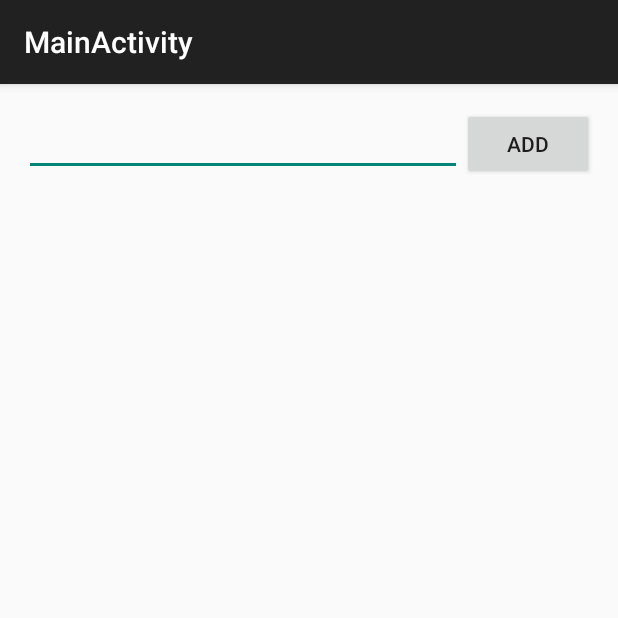
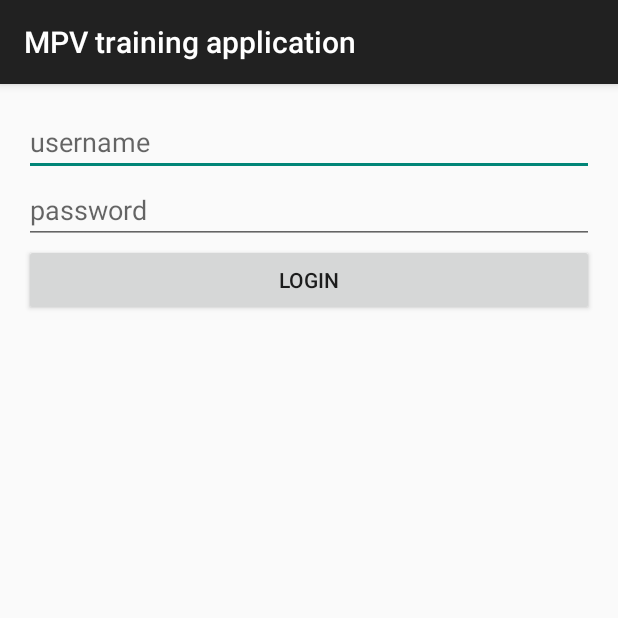
Before and after one commit to JackTrbosjek/MPV_training_application, an Android app: the screen it shows after launch (MainActivity before the commit, LoginActivity after it), on a phone screen of 412 x 824 dp, the top half of it. Run offline under Robolectric (Android 15) with nearby library versions, the phone set to English and light mode, and no system bars; our stand-ins replace ButterKnife.

Commit message:
Login using MVP finished

```diff
--- /dev/null
+++ b/app/src/main/java/jakov/mpvtrainingapplication/login/LoginActivity.java
@@ -0,0 +1,76 @@
+package jakov.mpvtrainingapplication.login;
+
+import android.app.ProgressDialog;
+import android.content.Intent;
+import android.support.v7.app.AppCompatActivity;
+import android.os.Bundle;
+import android.util.Log;
+import android.view.Menu;
+import android.view.MenuItem;
+import android.view.View;
+import android.widget.EditText;
+import android.widget.Toast;
+
+import butterknife.Bind;
+import butterknife.ButterKnife;
+import butterknife.OnClick;
+import jakov.mpvtrainingapplication.R;
+import jakov.mpvtrainingapplication.main.MainActivity;
+
+public class LoginActivity extends AppCompatActivity implements LoginView {
+
+    @Bind(R.id.loginUsername)
+    EditText etUsername;
+    @Bind(R.id.loginPassword)
+    EditText etPassword;
+
+    private ProgressDialog progressDialog;
+
+    private LoginPresenter loginPresenter;
+
+    @Override
+    protected void onCreate(Bundle savedInstanceState) {
+        super.onCreate(savedInstanceState);
+        setContentView(R.layout.activity_login);
+        ButterKnife.bind(this);
+        loginPresenter= new LoginPresenterImpl(this);
+    }
+
+    @OnClick(R.id.loginLogin)
+    public void loginClicked(View v){
+        String username=etUsername.getText().toString();
+        String password=etPassword.getText().toString();
+        loginPresenter.checkUserData(username,password);
+    }
+
+    @Override
+    public void showProgress() {
+        progressDialog= ProgressDialog.show(this,"Login","Validating data");
+    }
+
+    @Override
+    public void hideProgress() {
+        progressDialog.dismiss();
+    }
+
+    @Override
+    public void setUsernameError() {
+        Toast.makeText(this,"Username not correct!",Toast.LENGTH_SHORT).show();
+    }
+
+    @Override
+    public void setPasswordError() {
+        Toast.makeText(this,"Password not correct!",Toast.LENGTH_SHORT).show();
+    }
+
+    @Override
+    public void navigateToHome() {
+        Intent i = new Intent(this, MainActivity.class);
+        startActivity(i);
+    }
+
+    @Override
+    public void showMessage(String message) {
+
+    }
+}
--- /dev/null
+++ b/app/src/main/java/jakov/mpvtrainingapplication/login/LoginInteractor.java
@@ -0,0 +1,8 @@
+package jakov.mpvtrainingapplication.login;
+
+/**
+ * Created by Jack on 17.9.2015..
+ */
+public interface LoginInteractor {
+    public void login(String username, String password, OnLoginFinishListener listener);
+}
--- /dev/null
+++ b/app/src/main/java/jakov/mpvtrainingapplication/login/LoginPresenter.java
@@ -0,0 +1,8 @@
+package jakov.mpvtrainingapplication.login;
+
+/**
+ * Created by Jack on 17.9.2015..
+ */
+public interface LoginPresenter {
+    public void checkUserData(String username, String password);
+}
--- /dev/null
+++ b/app/src/main/java/jakov/mpvtrainingapplication/login/LoginPresenterImpl.java
@@ -0,0 +1,39 @@
+package jakov.mpvtrainingapplication.login;
+
+/**
+ * Created by Jack on 17.9.2015..
+ */
+public class LoginPresenterImpl implements LoginPresenter,OnLoginFinishListener {
+    private LoginView loginView;
+    private LoginInteractor loginInteractor;
+
+    public LoginPresenterImpl(LoginView loginView){
+        this.loginView=loginView;
+        loginInteractor = new LoginInteractorImpl();
+    }
+
+    @Override
+    public void checkUserData(String username, String password) {
+        loginView.showProgress();
+        loginInteractor.login(username,password,this);
+    }
+
+    @Override
+    public void onSuccess() {
+        loginView.hideProgress();
+        loginView.showMessage("Login successful!");
+        loginView.navigateToHome();
+    }
+
+    @Override
+    public void onUsernameError() {
+        loginView.hideProgress();
+        loginView.setUsernameError();
+    }
+
+    @Override
+    public void onPasswordError() {
+        loginView.hideProgress();
+        loginView.setPasswordError();
+    }
+}
--- /dev/null
+++ b/app/src/main/java/jakov/mpvtrainingapplication/login/LoginView.java
@@ -0,0 +1,13 @@
+package jakov.mpvtrainingapplication.login;
+
+/**
+ * Created by Jack on 17.9.2015..
+ */
+public interface LoginView {
+    public void showProgress();
+    public void hideProgress();
+    public void setUsernameError();
+    public void setPasswordError();
+    public void navigateToHome();
+    public void showMessage(String message);
+}
--- /dev/null
+++ b/app/src/main/java/jakov/mpvtrainingapplication/login/OnLoginFinishListener.java
@@ -0,0 +1,10 @@
+package jakov.mpvtrainingapplication.login;
+
+/**
+ * Created by Jack on 17.9.2015..
+ */
+public interface OnLoginFinishListener {
+    public void onSuccess();
+    public void onUsernameError();
+    public void onPasswordError();
+}
--- a/app/src/main/java/jakov/mpvtrainingapplication/main/MainActivity.java
+++ b/app/src/main/java/jakov/mpvtrainingapplication/main/MainActivity.java
@@ -1,5 +1,6 @@
 package jakov.mpvtrainingapplication.main;
 
+import android.app.ProgressDialog;
 import android.support.v7.app.AppCompatActivity;
 import android.os.Bundle;
 import android.view.View;
@@ -25,8 +26,8 @@ public class MainActivity extends AppCompatActivity implements MainView,AdapterV
     @Bind(R.id.mainItemsListView)
     ListView itemsListView;
     private ArrayAdapter<String> adapter;
-    @Bind(R.id.mainProgressBar)
-    ProgressBar progressBar;
+
+    private ProgressDialog progressDialog;
 
     private MainPresenter mainPresenter;
     @Override
@@ -38,16 +39,17 @@ public class MainActivity extends AppCompatActivity implements MainView,AdapterV
         adapter = new ArrayAdapter<String>(this,android.R.layout.simple_list_item_1,new ArrayList<String>());
         itemsListView.setAdapter(adapter);
         itemsListView.setOnItemClickListener(this);
+
     }
 
     @Override
     public void showProgress() {
-        progressBar.setVisibility(View.VISIBLE);
+        progressDialog= ProgressDialog.show(this,"Loading","Loading Content");
     }
 
     @Override
     public void hideProgress() {
-        progressBar.setVisibility(View.INVISIBLE);
+        progressDialog.dismiss();
     }
 
     @Override
@@ -71,6 +73,7 @@ public class MainActivity extends AppCompatActivity implements MainView,AdapterV
     public void addClicked(View v){
         String text=etItemText.getText().toString();
         mainPresenter.onAddItemClicked(text);
+        etItemText.setText("");
     }
 
     @Override
--- a/app/src/main/res/layout/activity_login.xml
+++ b/app/src/main/res/layout/activity_login.xml
@@ -1,11 +1,32 @@
-<RelativeLayout xmlns:android="http://schemas.android.com/apk/res/android"
-    xmlns:tools="http://schemas.android.com/tools" android:layout_width="match_parent"
-    android:layout_height="match_parent" android:paddingLeft="@dimen/activity_horizontal_margin"
+<LinearLayout xmlns:android="http://schemas.android.com/apk/res/android"
+    xmlns:tools="http://schemas.android.com/tools"
+    android:layout_width="match_parent"
+    android:layout_height="match_parent"
+    android:orientation="vertical"
+    android:paddingBottom="@dimen/activity_vertical_margin"
+    android:paddingLeft="@dimen/activity_horizontal_margin"
     android:paddingRight="@dimen/activity_horizontal_margin"
     android:paddingTop="@dimen/activity_vertical_margin"
-    android:paddingBottom="@dimen/activity_vertical_margin" tools:context=".LoginActivity">
+    tools:context=".LoginActivity">
 
-    <TextView android:text="@string/hello_world" android:layout_width="wrap_content"
-        android:layout_height="wrap_content" />
 
-</RelativeLayout>
+    <EditText
+        android:id="@+id/loginUsername"
+        android:layout_width="match_parent"
+        android:layout_height="wrap_content"
+        android:hint="username" />
+
+    <EditText
+        android:id="@+id/loginPassword"
+        android:layout_width="match_parent"
+        android:layout_height="wrap_content"
+        android:ems="10"
+        android:hint="password"
+        android:inputType="textPassword" />
+
+    <Button
+        android:id="@+id/loginLogin"
+        android:layout_width="match_parent"
+        android:layout_height="wrap_content"
+        android:text="Login" />
+</LinearLayout>
--- a/app/src/main/res/layout/activity_main.xml
+++ b/app/src/main/res/layout/activity_main.xml
@@ -29,11 +29,4 @@
         android:layout_height="wrap_content"
         android:id="@+id/mainItemsListView" />
 
-    <ProgressBar
-        style="?android:attr/progressBarStyleLarge"
-        android:layout_width="wrap_content"
-        android:layout_height="wrap_content"
-        android:id="@+id/mainProgressBar"
-        android:visibility="gone"
-        android:indeterminate="false" />
 </LinearLayout>
```
Also changed, not shown: app/src/main/AndroidManifest.xml (+6 -6 lines), app/src/main/java/jakov/mpvtrainingapplication/LoginActivity.java (deleted, +0 -37 lines), app/src/main/java/jakov/mpvtrainingapplication/login/LoginInteractorImpl.java (added, +29 -0 lines).
